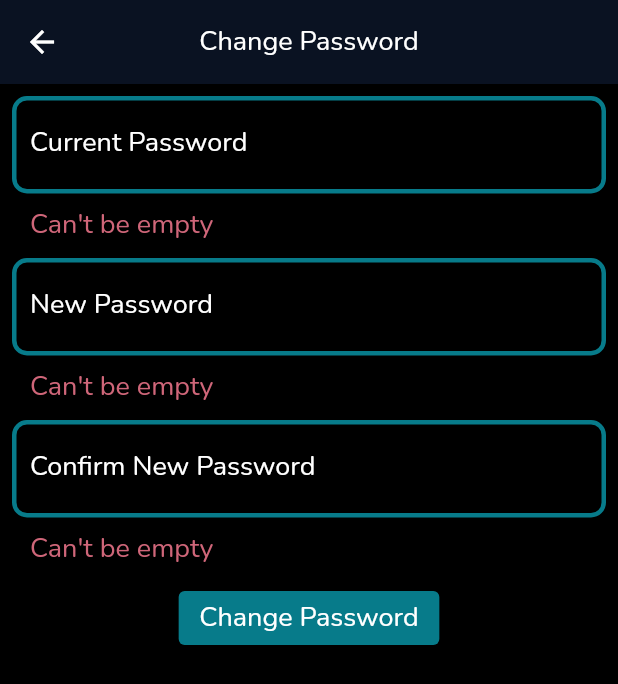
After one commit to devShakib015/wantsbucks, a Flutter app: the ChangePassword screen opened directly, after a tap on "Change Password", on a phone screen of 412 x 824 dp. The commit adds this screen. Shown: the top 684 px of the screen. Run offline on Flutter 3.47's test engine with Material 2 defaults, Android fonts, the phone set to English and light mode, and no system bars; our stand-ins replace animated_text_kit, cloud_firestore, curved_navigation_bar, firebase_auth, firebase_core, flutter_cache_manager and 3 more; missing offline and left inert: cloud_firestore_web, dart:ffi, firebase_auth_web, firebase_core_web, wallpaper_manager; accounts and stored records are empty.

Commit message:
Bugs fixed and change password

```diff
--- a/lib/Nav Pages/home.dart
+++ b/lib/Nav Pages/home.dart
@@ -81,7 +81,7 @@ class Home extends StatelessWidget {
                   ),
                 ),
                 SizedBox(
-                  height: 100,
+                  height: 60,
                   child: Center(
                     child: Text("Banner Ad"),
                   ),
--- a/lib/Nav Pages/profile.dart
+++ b/lib/Nav Pages/profile.dart
@@ -1,6 +1,7 @@
 import 'package:firebase_auth/firebase_auth.dart';
 import 'package:flutter/material.dart';
 import 'package:provider/provider.dart';
+import 'package:wantsbucks/constants.dart';
 import 'package:wantsbucks/other_pages/settings.dart';
 import 'package:wantsbucks/providers/auth_provider.dart';
 
@@ -20,8 +21,7 @@ class Profile extends StatelessWidget {
           ),
         ],
       ),
-      body: Center(
-          child: Text(FirebaseAuth.instance.currentUser.email.toString())),
+      body: Center(child: Text(user.email.toString())),
     );
   }
 }
--- /dev/null
+++ b/lib/constants.dart
@@ -0,0 +1,3 @@
+import 'package:firebase_auth/firebase_auth.dart';
+
+User user = FirebaseAuth.instance.currentUser;
--- a/lib/main.dart
+++ b/lib/main.dart
@@ -6,6 +6,11 @@ import 'package:wantsbucks/Auth%20Pages/landing.dart';
 import 'package:wantsbucks/other_pages/loading.dart';
 import 'package:wantsbucks/other_pages/something_went_wrong.dart';
 import 'package:wantsbucks/providers/auth_provider.dart';
+import 'package:wantsbucks/providers/earning_provider.dart';
+import 'package:wantsbucks/providers/level_provider.dart';
+import 'package:wantsbucks/providers/point_provider.dart';
+import 'package:wantsbucks/providers/user_wallpaper_provider.dart';
+import 'package:wantsbucks/providers/wallpaper_provider.dart';
 import 'package:wantsbucks/theming/theme.dart';
 
 void main() {
@@ -76,6 +81,14 @@ class _MainAppState extends State<MainApp> {
     return MultiProvider(
       providers: [
         ChangeNotifierProvider<AuthProvider>(create: (_) => AuthProvider()),
+        ChangeNotifierProvider<WallpaperProvider>(
+            create: (_) => WallpaperProvider()),
+        ChangeNotifierProvider<UserWallpaperProvider>(
+            create: (_) => UserWallpaperProvider()),
+        ChangeNotifierProvider<PointProvider>(create: (_) => PointProvider()),
+        ChangeNotifierProvider<EarningProvider>(
+            create: (_) => EarningProvider()),
+        ChangeNotifierProvider<LevelProvider>(create: (_) => LevelProvider()),
       ],
       child: MaterialApp(
         title: 'wantsBro',
--- /dev/null
+++ b/lib/other_pages/change_pass.dart
@@ -0,0 +1,158 @@
+import 'package:firebase_auth/firebase_auth.dart';
+import 'package:flutter/material.dart';
+import 'package:wantsbucks/constants.dart';
+import 'package:wantsbucks/other_pages/loading.dart';
+import 'package:wantsbucks/theming/color_constants.dart';
+
+class ChangePassword extends StatefulWidget {
+  @override
+  _ChangePasswordState createState() => _ChangePasswordState();
+}
+
+class _ChangePasswordState extends State<ChangePassword> {
+  final _formKey = GlobalKey<FormState>();
+  final _currentPassController = TextEditingController();
+  final _newPassController = TextEditingController();
+  final _confirmPassController = TextEditingController();
+  bool _isLoading = false;
+  @override
+  Widget build(BuildContext context) {
+    return _isLoading
+        ? Loading()
+        : Scaffold(
+            appBar: AppBar(
+              title: Text("Change Password"),
+            ),
+            body: Container(
+              padding: EdgeInsets.all(8),
+              child: Form(
+                key: _formKey,
+                child: Column(
+                  children: [
+                    TextFormField(
+                      keyboardType: TextInputType.visiblePassword,
+                      controller: _currentPassController,
+                      obscureText: true,
+                      validator: (value) {
+                        if (value.isEmpty) {
+                          return "Can't be empty";
+                        } else if (value.length < 6) {
+                          return "Password is at least 6 characters.";
+                        }
+                        return null;
+                      },
+                      decoration: InputDecoration(
+                        labelText: "Current Password",
+                      ),
+                    ),
+                    SizedBox(
+                      height: 10,
+                    ),
+                    TextFormField(
+                      keyboardType: TextInputType.visiblePassword,
+                      controller: _newPassController,
+                      obscureText: true,
+                      validator: (value) {
+                        // print("Change Password");
+                        //
+                        //     user.reauthenticateWithCredential(_credential);
+                        // user.updatePassword("jskdjhj");
+                        if (value.isEmpty) {
+                          return "Can't be empty";
+                        } else if (value.length < 6) {
+                          return "Password is at least 6 characters.";
+                        } else
+                          return null;
+                      },
+                      decoration: InputDecoration(
+                        labelText: "New Password",
+                      ),
+                    ),
+                    SizedBox(
+                      height: 10,
+                    ),
+                    TextFormField(
+                      keyboardType: TextInputType.visiblePassword,
+                      controller: _confirmPassController,
+                      obscureText: true,
+                      validator: (value) {
+                        if (value.isEmpty) {
+                          return "Can't be empty";
+                        } else if (value.length < 6) {
+                          return "Password is at least 6 characters.";
+                        }
+                        return null;
+                      },
+                      decoration: InputDecoration(
+                        labelText: "Confirm New Password",
+                      ),
+                    ),
+                    SizedBox(
+                      height: 10,
+                    ),
+                    ElevatedButton(
+                        onPressed: () async {
+                          if (_formKey.currentState.validate()) {
+                            setState(() {
+                              _isLoading = true;
+                            });
+
+                            AuthCredential _credential =
+                                EmailAuthProvider.credential(
+                                    email: user.email,
+                                    password: _currentPassController.text);
+                            var userCred;
+                            try {
+                              userCred = await user
+                                  .reauthenticateWithCredential(_credential);
+                            } catch (e) {
+                              userCred = null;
+                            }
+
+                            if (userCred == null) {
+                              setState(() {
+                                _isLoading = false;
+                              });
+                              ScaffoldMessenger.of(context).showSnackBar(
+                                  SnackBar(
+                                      backgroundColor: dangerColor,
+                                      duration: Duration(seconds: 1),
+                                      content: Text(
+                                          "Current Password is not right!!")));
+                            } else {
+                              if (_newPassController.text !=
+                                  _confirmPassController.text) {
+                                setState(() {
+                                  _isLoading = false;
+                                });
+                                ScaffoldMessenger.of(context).showSnackBar(SnackBar(
+                                    backgroundColor: dangerColor,
+                                    duration: Duration(seconds: 1),
+                                    content: Text(
+                                        "Confirm password is not right! Try it again.")));
+                              } else {
+                                await user.updatePassword(
+                                    _confirmPassController.text);
+                                _confirmPassController.clear();
+                                _newPassController.clear();
+                                _currentPassController.clear();
+                                setState(() {
+                                  _isLoading = false;
+                                });
+                                ScaffoldMessenger.of(context).showSnackBar(
+                                    SnackBar(
+                                        content: Text(
+                                            "Password is changed successfully!")));
+                              }
+                            }
+                            //print("Done!!");
+                          }
+                        },
+                        child: Text("Change Password")),
+                  ],
+                ),
+              ),
+            ),
+          );
+  }
+}
--- a/lib/other_pages/settings.dart
+++ b/lib/other_pages/settings.dart
@@ -1,13 +1,15 @@
 import 'package:firebase_auth/firebase_auth.dart';
 import 'package:flutter/material.dart';
 import 'package:provider/provider.dart';
+import 'package:wantsbucks/constants.dart';
+import 'package:wantsbucks/other_pages/change_pass.dart';
 import 'package:wantsbucks/providers/auth_provider.dart';
 import 'package:wantsbucks/theming/color_constants.dart';
 
 class Settings extends StatelessWidget {
   @override
   Widget build(BuildContext context) {
-    print(FirebaseAuth.instance.currentUser.emailVerified);
+    //print(FirebaseAuth.instance.currentUser.emailVerified);
     return Scaffold(
       appBar: AppBar(
         title: Text("Settings"),
@@ -59,6 +61,18 @@ class Settings extends StatelessWidget {
               height: 10,
             ),
             ListTile(
+              tileColor: Color(0xff14a4d9),
+              onTap: () {
+                Navigator.push(context,
+                    MaterialPageRoute(builder: (context) => ChangePassword()));
+              },
+              title: Text("Change Password"),
+              leading: Icon(Icons.security),
+            ),
+            SizedBox(
+              height: 10,
+            ),
+            ListTile(
               tileColor: dangerColor,
               onTap: () async {
                 {
```
Also changed, not shown: 1 other file.
